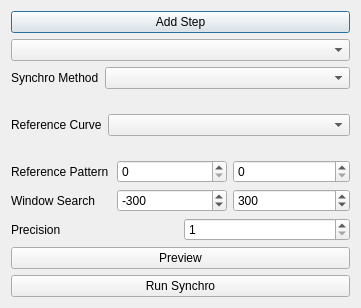
First picture: the form in synchrodialog.ui, repository FdLSifu/qscat, before the edit.
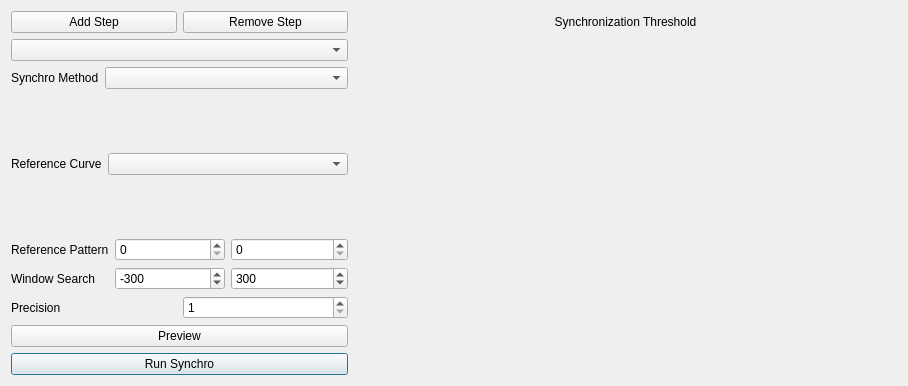
Second picture: the form after the edit. Custom widgets are drawn as their Qt base class.

Commit message: #1 Rework of synchro to take into account passes

The edit to the form file:
```diff
--- a/synchrodialog.ui
+++ b/synchrodialog.ui
@@ -6,61 +6,15 @@
    <rect>
     <x>0</x>
     <y>0</y>
-    <width>361</width>
-    <height>308</height>
+    <width>908</width>
+    <height>386</height>
    </rect>
   </property>
   <property name="windowTitle">
    <string>Synchronization Window</string>
   </property>
-  <layout class="QVBoxLayout" name="verticalLayout">
-   <item>
-    <widget class="QPushButton" name="addstep">
-     <property name="text">
-      <string>Add Step</string>
-     </property>
-    </widget>
-   </item>
-   <item>
-    <widget class="QComboBox" name="stepcombo"/>
-   </item>
-   <item>
-    <layout class="QHBoxLayout" name="horizontalLayout_4">
-     <item>
-      <layout class="QFormLayout" name="formLayout_2">
-       <item row="0" column="0">
-        <widget class="QLabel" name="methodlabel">
-         <property name="text">
-          <string>Synchro Method</string>
-         </property>
-        </widget>
-       </item>
-       <item row="0" column="1">
-        <widget class="QComboBox" name="methodcombo"/>
-       </item>
-      </layout>
-     </item>
-    </layout>
-   </item>
-   <item>
-    <layout class="QHBoxLayout" name="horizontalLayout">
-     <item>
-      <layout class="QFormLayout" name="formLayout">
-       <item row="0" column="0">
-        <widget class="QLabel" name="reflabel">
-         <property name="text">
-          <string>Reference Curve</string>
-         </property>
-        </widget>
-       </item>
-       <item row="0" column="1">
-        <widget class="QComboBox" name="refcombo"/>
-       </item>
-      </layout>
-     </item>
-    </layout>
-   </item>
-   <item>
+  <layout class="QGridLayout" name="gridLayout">
+   <item row="6" column="0">
     <layout class="QHBoxLayout" name="horizontalLayout_2">
      <item>
       <widget class="QLabel" name="refpattern">
@@ -97,7 +51,7 @@
      </item>
     </layout>
    </item>
-   <item>
+   <item row="7" column="0">
     <layout class="QHBoxLayout" name="horizontalLayout_3">
      <item>
       <widget class="QLabel" name="winsearchlabel">
@@ -146,7 +100,32 @@
      </item>
     </layout>
    </item>
-   <item>
+   <item row="10" column="0">
+    <widget class="QPushButton" name="runsynchro">
+     <property name="text">
+      <string>Run Synchro</string>
+     </property>
+    </widget>
+   </item>
+   <item row="5" column="0">
+    <layout class="QHBoxLayout" name="horizontalLayout">
+     <item>
+      <layout class="QFormLayout" name="formLayout">
+       <item row="0" column="0">
+        <widget class="QLabel" name="reflabel">
+         <property name="text">
+          <string>Reference Curve</string>
+         </property>
+        </widget>
+       </item>
+       <item row="0" column="1">
+        <widget class="QComboBox" name="refcombo"/>
+       </item>
+      </layout>
+     </item>
+    </layout>
+   </item>
+   <item row="8" column="0">
     <layout class="QHBoxLayout" name="horizontalLayout_5">
      <item>
       <widget class="QLabel" name="precisionlabel">
@@ -170,22 +149,84 @@
      </item>
     </layout>
    </item>
-   <item>
+   <item row="2" column="0">
+    <layout class="QHBoxLayout" name="horizontalLayout_6">
+     <property name="sizeConstraint">
+      <enum>QLayout::SetNoConstraint</enum>
+     </property>
+     <item>
+      <widget class="QPushButton" name="addstep">
+       <property name="text">
+        <string>Add Step</string>
+       </property>
+      </widget>
+     </item>
+     <item>
+      <widget class="QPushButton" name="removestep">
+       <property name="text">
+        <string>Remove Step</string>
+       </property>
+      </widget>
+     </item>
+    </layout>
+   </item>
+   <item row="9" column="0">
     <widget class="QPushButton" name="runpreview">
      <property name="text">
       <string>Preview</string>
      </property>
     </widget>
    </item>
-   <item>
-    <widget class="QPushButton" name="runsynchro">
+   <item row="3" column="0">
+    <widget class="QComboBox" name="stepcombo"/>
+   </item>
+   <item row="4" column="0">
+    <layout class="QHBoxLayout" name="horizontalLayout_4">
+     <item>
+      <layout class="QFormLayout" name="formLayout_2">
+       <item row="0" column="0">
+        <widget class="QLabel" name="methodlabel">
+         <property name="text">
+          <string>Synchro Method</string>
+         </property>
+        </widget>
+       </item>
+       <item row="0" column="1">
+        <widget class="QComboBox" name="methodcombo"/>
+       </item>
+      </layout>
+     </item>
+    </layout>
+   </item>
+   <item row="3" column="1" rowspan="8" colspan="2">
+    <widget class="QtCharts::QChartView" name="threshold" native="true"/>
+   </item>
+   <item row="2" column="1" colspan="2">
+    <widget class="QLabel" name="label">
+     <property name="sizePolicy">
+      <sizepolicy hsizetype="Preferred" vsizetype="Maximum">
+       <horstretch>0</horstretch>
+       <verstretch>0</verstretch>
+      </sizepolicy>
+     </property>
      <property name="text">
-      <string>Run Synchro</string>
+      <string>Synchronization Threshold</string>
+     </property>
+     <property name="alignment">
+      <set>Qt::AlignCenter</set>
      </property>
     </widget>
    </item>
   </layout>
  </widget>
+ <customwidgets>
+  <customwidget>
+   <class>QtCharts::QChartView</class>
+   <extends>QWidget</extends>
+   <header location="global">QtCharts/QChartView</header>
+   <container>1</container>
+  </customwidget>
+ </customwidgets>
  <resources/>
  <connections/>
 </ui>
```
The commit also changes 6 other files.
